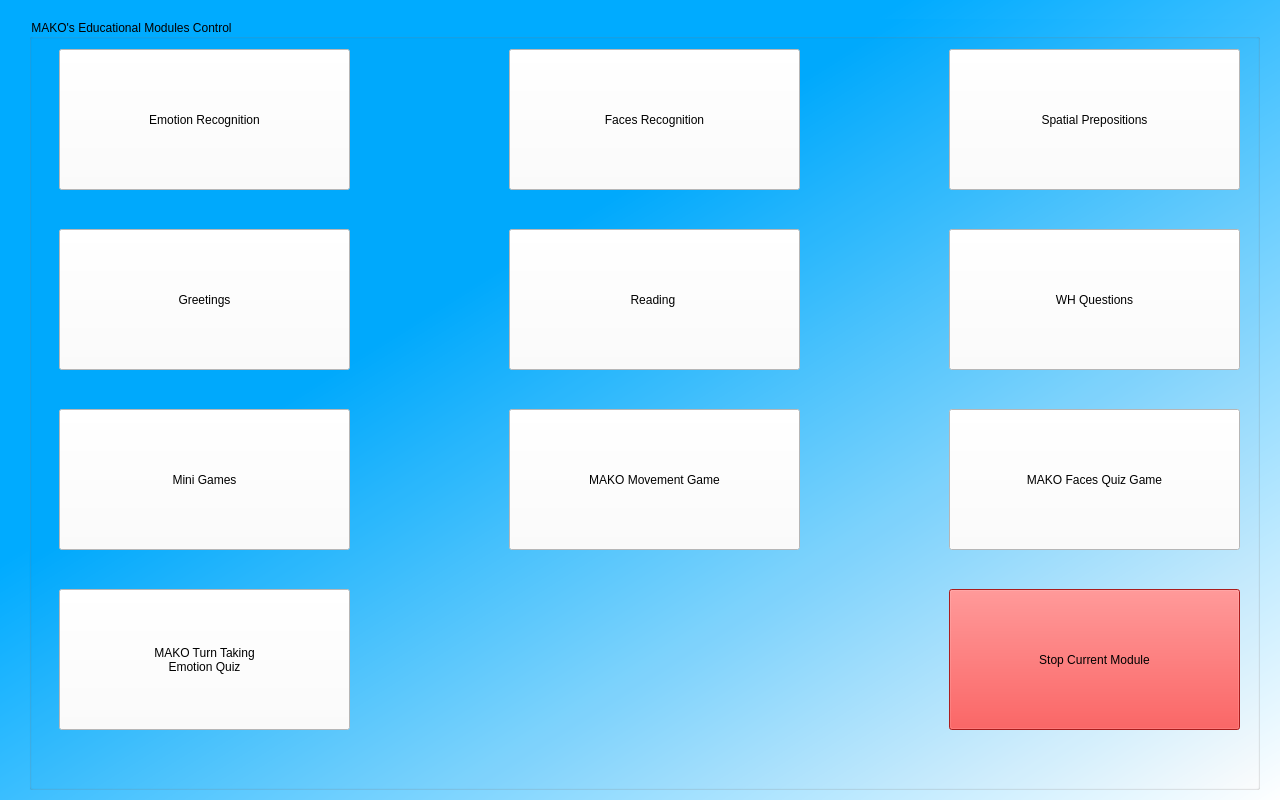
Qt form GUI/MAKO_ControlPanel/Control_Panel.ui (karim-mo/mako_robot) before a commit.
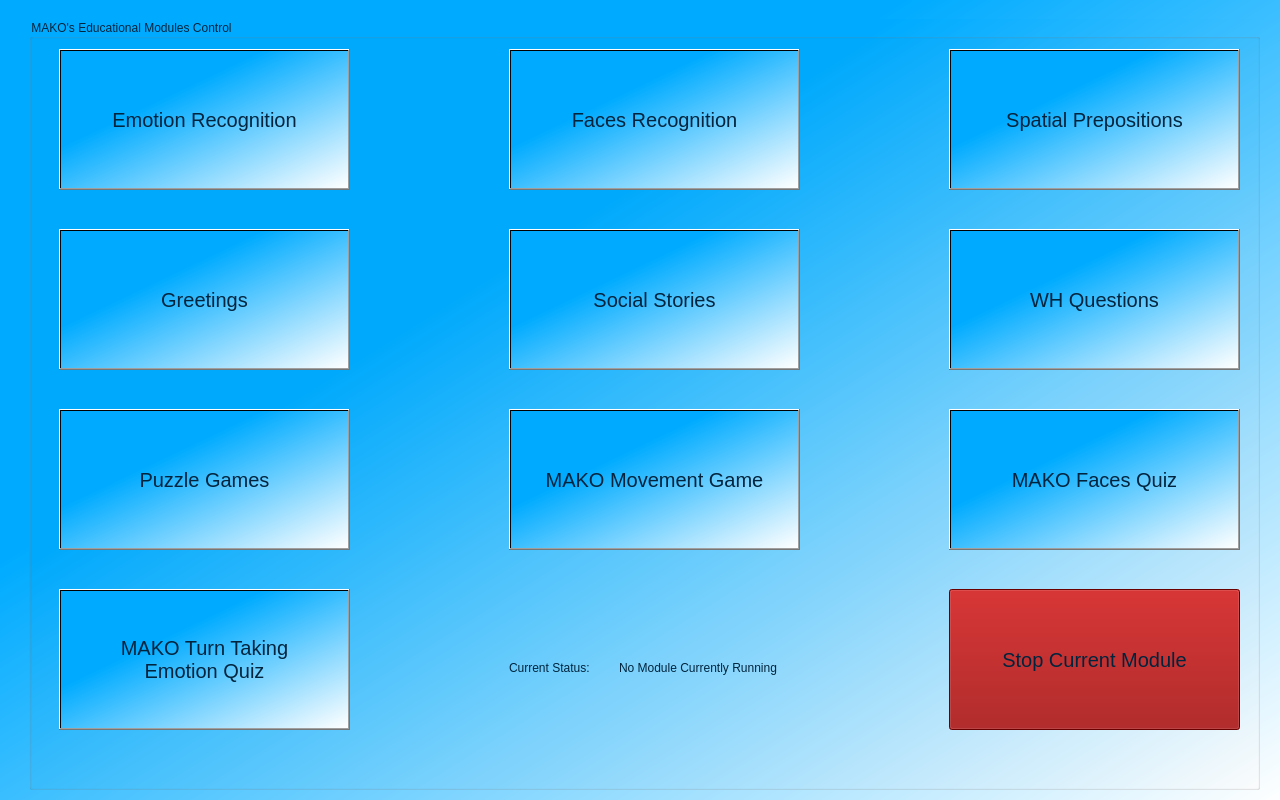
The same form after that commit.

Commit message: Control Panel GUI supplied code, tested 1 button mapping to unity scene transition back and forth

What changed in the file:
```diff
--- a/GUI/MAKO_ControlPanel/Control_Panel.ui
+++ b/GUI/MAKO_ControlPanel/Control_Panel.ui
@@ -28,6 +28,9 @@
   <property name="styleSheet">
    <string notr="true">background-color: qlineargradient(spread:pad, x1:0.130095, y1:0.131, x2:1, y2:1, stop:0.253731 rgba(0, 171, 255, 255), stop:1 rgba(255, 255, 255, 255));</string>
   </property>
+  <property name="tabShape">
+   <enum>QTabWidget::Rounded</enum>
+  </property>
   <widget class="QWidget" name="centralwidget">
    <widget class="QGroupBox" name="grpBox">
     <property name="geometry">
@@ -50,6 +53,9 @@
       <height>900</height>
      </size>
     </property>
+    <property name="styleSheet">
+     <string notr="true">color: rgba(0,36,61,255);</string>
+    </property>
     <property name="title">
      <string>MAKO's Educational Modules Control</string>
     </property>
@@ -62,8 +68,16 @@
        <height>141</height>
       </rect>
      </property>
+     <property name="font">
+      <font>
+       <pointsize>-1</pointsize>
+       <weight>50</weight>
+       <bold>false</bold>
+      </font>
+     </property>
      <property name="styleSheet">
-      <string notr="true">background-color: rgb(255, 255, 255);</string>
+      <string notr="true">background-color: 'white';
+font-size:20px;</string>
      </property>
      <property name="text">
       <string>Emotion Recognition</string>
@@ -78,8 +92,18 @@
        <height>141</height>
       </rect>
      </property>
+     <property name="font">
+      <font>
+       <pointsize>-1</pointsize>
+       <weight>50</weight>
+       <bold>false</bold>
+       <underline>false</underline>
+       <strikeout>false</strikeout>
+      </font>
+     </property>
      <property name="styleSheet">
-      <string notr="true">background-color: rgb(255, 255, 255);</string>
+      <string notr="true">background-color: 'white';
+font-size:20px;</string>
      </property>
      <property name="text">
       <string>Faces Recognition</string>
@@ -94,8 +118,18 @@
        <height>141</height>
       </rect>
      </property>
+     <property name="font">
+      <font>
+       <pointsize>-1</pointsize>
+       <weight>50</weight>
+       <bold>false</bold>
+       <underline>false</underline>
+       <strikeout>false</strikeout>
+      </font>
+     </property>
      <property name="styleSheet">
-      <string notr="true">background-color: rgb(255, 255, 255);</string>
+      <string notr="true">background-color: 'white';
+font-size:20px;</string>
      </property>
      <property name="text">
       <string>Spatial Prepositions</string>
@@ -111,7 +145,8 @@
       </rect>
      </property>
      <property name="styleSheet">
-      <string notr="true">background-color: rgb(255, 255, 255);</string>
+      <string notr="true">background-color: 'white';
+font-size:20px;</string>
      </property>
      <property name="text">
       <string>Greetings</string>
@@ -127,10 +162,11 @@
       </rect>
      </property>
      <property name="styleSheet">
-      <string notr="true">background-color: rgb(255, 255, 255);</string>
+      <string notr="true">background-color: 'white';
+font-size:20px;</string>
      </property>
      <property name="text">
-      <string>Reading </string>
+      <string>Social Stories</string>
      </property>
     </widget>
     <widget class="QPushButton" name="btnLang">
@@ -143,7 +179,8 @@
       </rect>
      </property>
      <property name="styleSheet">
-      <string notr="true">background-color: rgb(255, 255, 255);</string>
+      <string notr="true">background-color: 'white';
+font-size:20px;</string>
      </property>
      <property name="text">
       <string>WH Questions</string>
@@ -159,10 +196,11 @@
       </rect>
      </property>
      <property name="styleSheet">
-      <string notr="true">background-color: rgb(255, 255, 255);</string>
+      <string notr="true">background-color: 'white';
+font-size:20px;</string>
      </property>
      <property name="text">
-      <string>Mini Games</string>
+      <string>Puzzle Games</string>
      </property>
     </widget>
     <widget class="QPushButton" name="btnRobotCntrl">
@@ -175,7 +213,8 @@
       </rect>
      </property>
      <property name="styleSheet">
-      <string notr="true">background-color: rgb(255, 255, 255);</string>
+      <string notr="true">background-color: 'white';
+font-size:20px;</string>
      </property>
      <property name="text">
       <string>MAKO Movement Game</string>
@@ -191,10 +230,11 @@
       </rect>
      </property>
      <property name="styleSheet">
-      <string notr="true">background-color: rgb(255, 255, 255);</string>
+      <string notr="true">background-color: 'white';
+font-size:20px;</string>
      </property>
      <property name="text">
-      <string>MAKO Faces Quiz Game</string>
+      <string>MAKO Faces Quiz</string>
      </property>
     </widget>
     <widget class="QPushButton" name="btnRobotQuiz">
@@ -207,7 +247,8 @@
       </rect>
      </property>
      <property name="styleSheet">
-      <string notr="true">background-color: rgb(255, 255, 255);</string>
+      <string notr="true">background-color: 'white';
+font-size:20px;</string>
      </property>
      <property name="text">
       <string>MAKO Turn Taking 
@@ -224,13 +265,47 @@
       </rect>
      </property>
      <property name="styleSheet">
-      <string notr="true">background-color: rgb(255, 255, 255);
-background-color: rgb(239, 41, 41);</string>
+      <string notr="true">background-color: rgb(150, 0, 0);
+font-size:20px;</string>
      </property>
      <property name="text">
       <string>Stop Current Module</string>
      </property>
     </widget>
+    <widget class="QLabel" name="lblStatus">
+     <property name="geometry">
+      <rect>
+       <x>480</x>
+       <y>640</y>
+       <width>111</width>
+       <height>17</height>
+      </rect>
+     </property>
+     <property name="styleSheet">
+      <string notr="true">background-color: rgba(255, 255, 255, 0);
+color: rgba(0,36,61,255);</string>
+     </property>
+     <property name="text">
+      <string>Current Status:</string>
+     </property>
+    </widget>
+    <widget class="QLabel" name="lblCurrentStatus">
+     <property name="geometry">
+      <rect>
+       <x>590</x>
+       <y>640</y>
+       <width>321</width>
+       <height>17</height>
+      </rect>
+     </property>
+     <property name="styleSheet">
+      <string notr="true">background-color: rgba(255, 255, 255, 0);
+color: rgba(0,36,61,255);</string>
+     </property>
+     <property name="text">
+      <string>No Module Currently Running</string>
+     </property>
+    </widget>
    </widget>
   </widget>
  </widget>
```
The commit also changes 348 other files.
